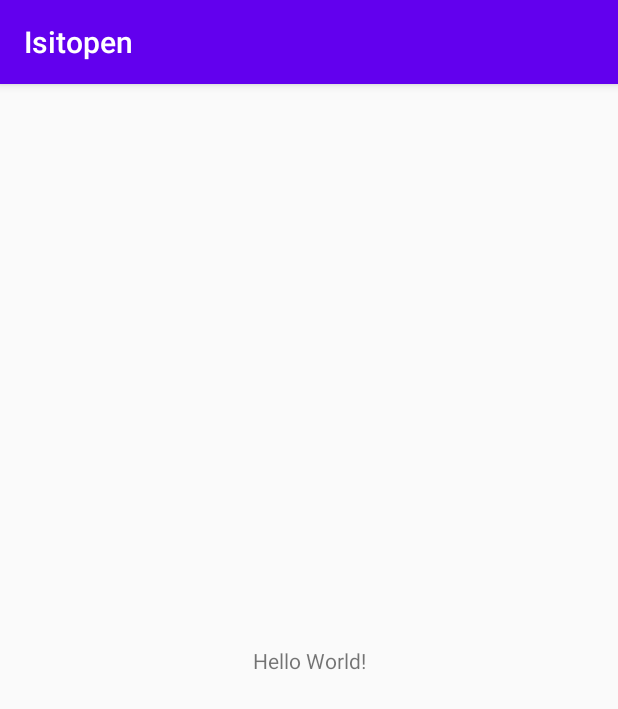
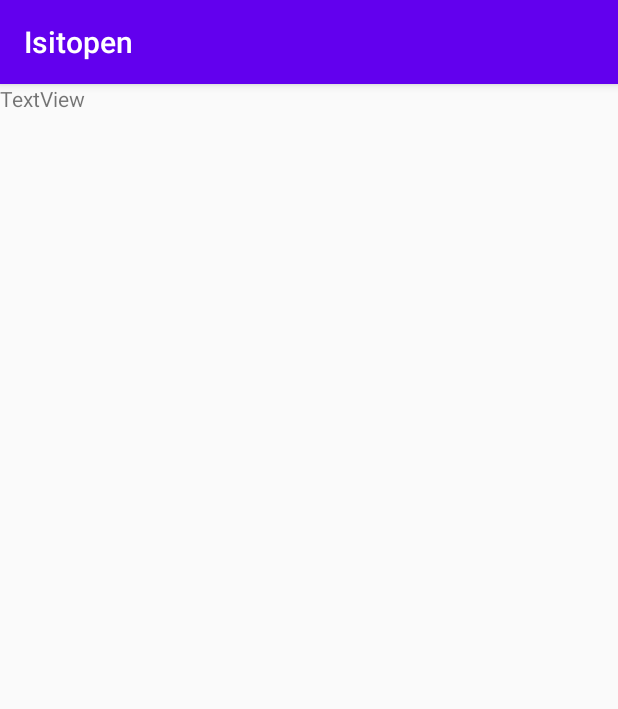
Before and after one commit to Goduck1/Is_it_open, an Android app: the screen it shows after launch (MainActivity), on a phone screen of 412 x 824 dp. Shown: the top 709 px of the screen. Run offline under Robolectric (Android 15) with nearby library versions, the phone set to English and light mode, and no system bars.

Commit message:
class modified

```diff
--- a/Isitopen/app/src/main/java/com/example/isitopen/MainActivity.java
+++ b/Isitopen/app/src/main/java/com/example/isitopen/MainActivity.java
@@ -11,4 +11,6 @@ public class MainActivity extends AppCompatActivity {
         super.onCreate(savedInstanceState);
         setContentView(R.layout.activity_main);
     }
+
+
 }
--- a/Isitopen/app/src/main/res/layout/activity_main.xml
+++ b/Isitopen/app/src/main/res/layout/activity_main.xml
@@ -9,10 +9,7 @@
     <TextView
         android:layout_width="wrap_content"
         android:layout_height="wrap_content"
-        android:text="Hello World!"
-        app:layout_constraintBottom_toBottomOf="parent"
-        app:layout_constraintLeft_toLeftOf="parent"
-        app:layout_constraintRight_toRightOf="parent"
-        app:layout_constraintTop_toTopOf="parent" />
-
+        android:text="TextView"
+        tools:layout_editor_absoluteX="129dp"
+        tools:layout_editor_absoluteY="320dp" />
 </androidx.constraintlayout.widget.ConstraintLayout>
```
Also changed, not shown: Isitopen/app/src/main/java/com/example/isitopen/Info.java (+16 -6 lines).
